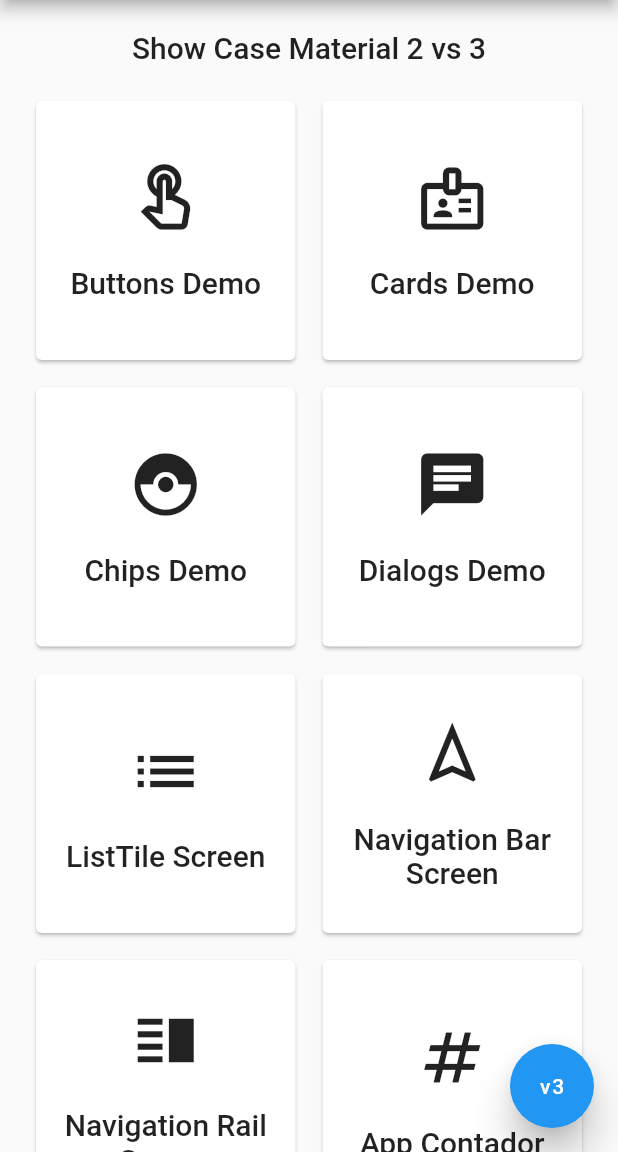
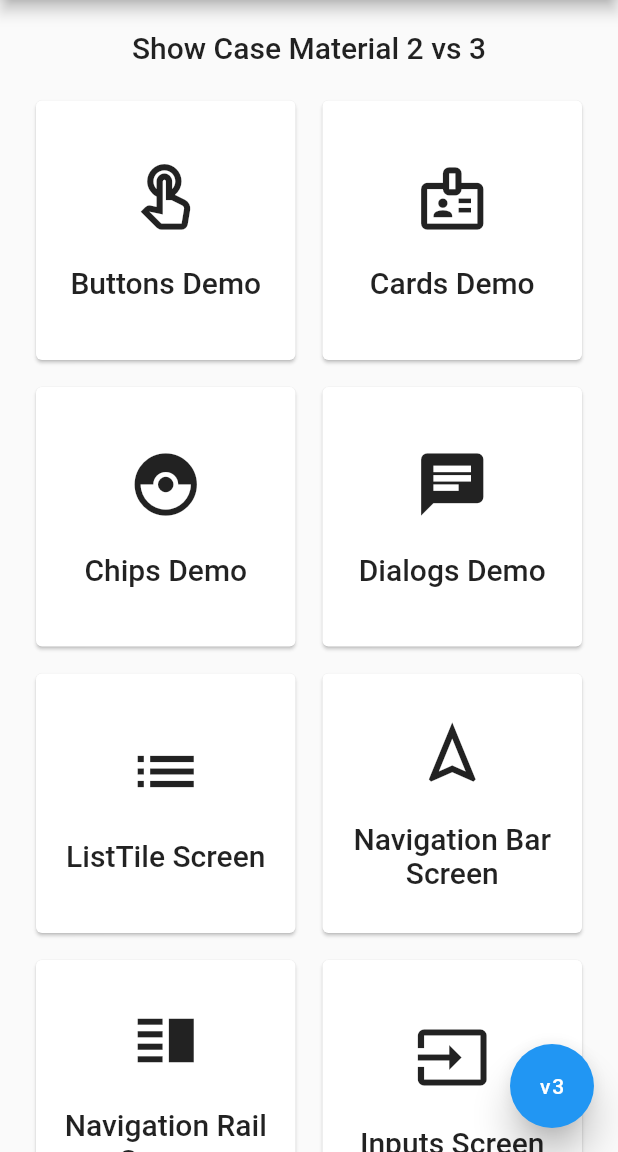
Before and after one commit to WaAlvis/MaterialDesing_show_case, a Flutter app: the screen it shows after launch, on a phone screen of 412 x 824 dp, the part 84-1236 px from its top. Run offline on Flutter 3.47's test engine with Material 2 defaults, Android fonts, the phone set to English and light mode, and no system bars.

Commit message:
start input screen and add in_progress screnn

```diff
--- a/lib/router/app_routes.dart
+++ b/lib/router/app_routes.dart
@@ -1,5 +1,6 @@
 import 'package:flutter/material.dart';
 import 'package:material3_show_case/models/menu_option.dart';
+import 'package:material3_show_case/screens/in_progress_screen.dart';
 import 'package:material3_show_case/screens/screens.dart';
 
 class AppRoutes {
@@ -54,11 +55,17 @@ class AppRoutes {
       screen: const NavigationRailDemoScreen(),
     ),
     OptionMenu(
+      title: 'Inputs Screen ',
+      route: 'inputs_screen',
+      icon: Icons.input,
+      screen: const InProgressScreen(),
+    ),
+    OptionMenu(
       title: 'App Contador',
       route: 'App Contador',
       icon: Icons.numbers,
       screen: const ClassicScreenContador(),
-    )
+    ),
   ];
 
   static Map<String, Widget Function(BuildContext)> getAppRoutes() {
```
Also changed, not shown: lib/screens/in_progress_screen.dart (added, +16 -0 lines).
